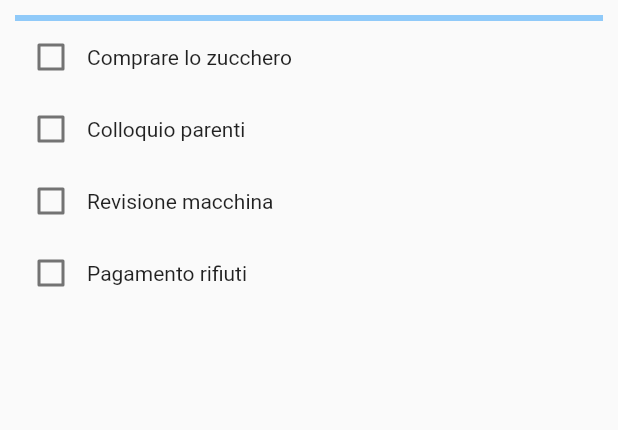
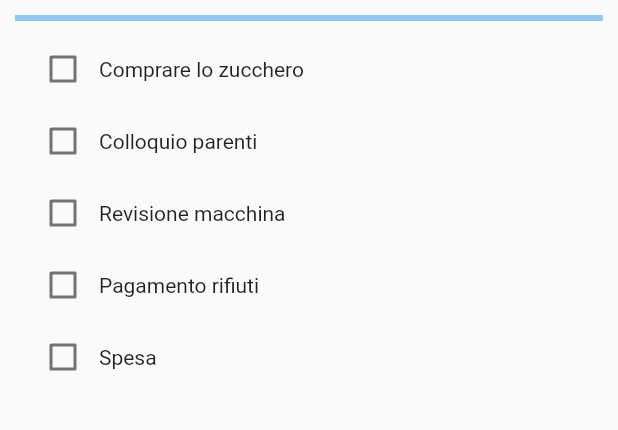
Before and after one commit to mirtillacecchi22/task_app, a Flutter app: the screen it shows after launch, on a phone screen of 412 x 824 dp, the part 138-568 px from its top. Run offline on Flutter 3.47's test engine with Material 2 defaults, Android fonts, the phone set to English and light mode, and no system bars.

Commit message:
I tasks diventano una lista

```diff
--- a/lib/main.dart
+++ b/lib/main.dart
@@ -1,6 +1,6 @@
 import 'package:flutter/material.dart';
 
-import 'task_item.dart';
+import './task_list.dart';
 
 void main() {
   runApp(const MainApp());
@@ -16,8 +16,16 @@ class MainApp extends StatefulWidget {
 class _MainAppState extends State<MainApp> {
   double _perc = 0;
   double _progress = 0;
-  final int _n = 4;
   int _comp = 0;
+
+  //lista dei tasks hardcoded
+  final _tasks = const [
+    'Comprare lo zucchero',
+    'Colloquio parenti',
+    'Revisione macchina',
+    'Pagamento rifiuti',
+    'Spesa',
+  ];
 
   @override
   Widget build(BuildContext context) {
@@ -42,21 +50,11 @@ class _MainAppState extends State<MainApp> {
               LinearProgressIndicator(
                 value: _progress,
               ),
-              TaskItem(
-                label: "Comprare lo zucchero",
-                onCheck: onSonChange,
-              ),
-              TaskItem(
-                label: "Colloquio parenti",
-                onCheck: onSonChange,
-              ),
-              TaskItem(
-                label: "Revisione macchina",
-                onCheck: onSonChange,
-              ),
-              TaskItem(
-                label: "Pagamento rifiuti",
-                onCheck: onSonChange,
+              Expanded(
+                child: TasksList(
+                  onSonChange: onSonChange,
+                  tasks: _tasks,
+                ),
               ),
             ],
           ),
@@ -72,7 +70,8 @@ class _MainAppState extends State<MainApp> {
       } else {
         _comp -= 1;
       }
-      _perc = 100 * _comp / _n;
+      _perc = 100 * _comp / _tasks.length;
+      _perc = double.parse((_perc).toStringAsFixed(2));
       _progress = 1 * _perc / 100;
     });
   }
--- /dev/null
+++ b/lib/task_list.dart
@@ -0,0 +1,24 @@
+import 'package:flutter/material.dart';
+
+import 'task_item.dart';
+
+class TasksList extends StatelessWidget {
+  final List tasks;
+  final Function onSonChange;
+
+  const TasksList({super.key, required this.onSonChange, required this.tasks});
+
+  @override
+  Widget build(BuildContext context) {
+    return ListView.builder(
+        shrinkWrap: true,
+        padding: const EdgeInsets.all(8),
+        itemCount: tasks.length,
+        itemBuilder: (BuildContext context, int index) {
+          return TaskItem(
+            label: tasks[index],
+            onCheck: onSonChange,
+          );
+        });
+  }
+}
```
